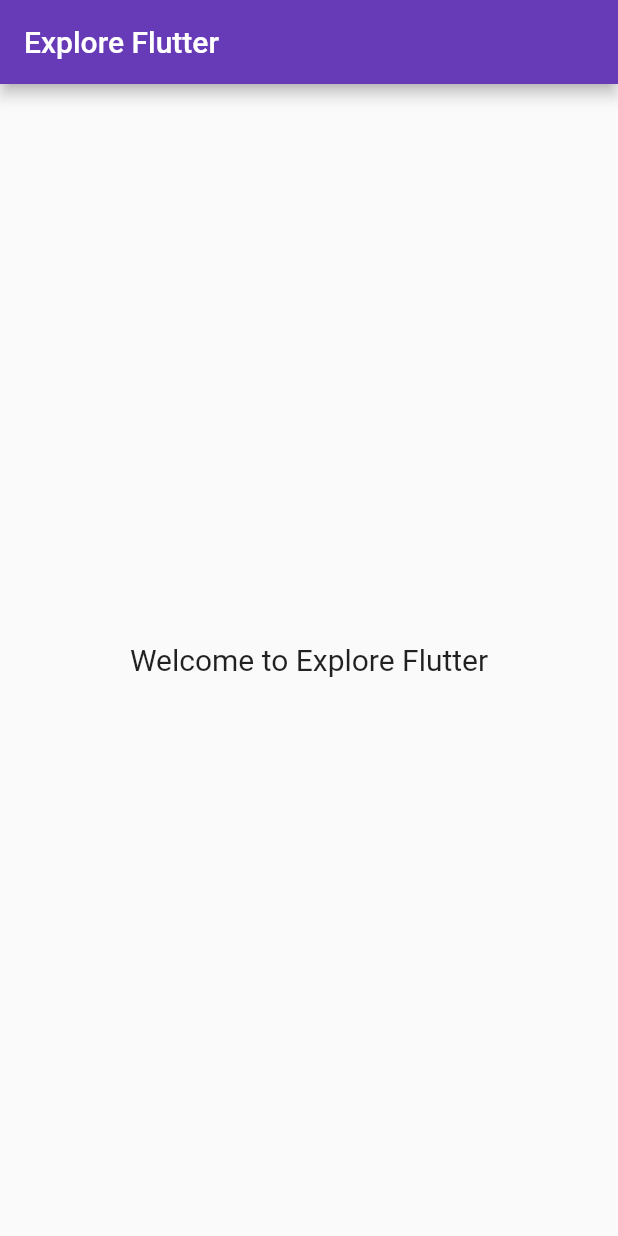
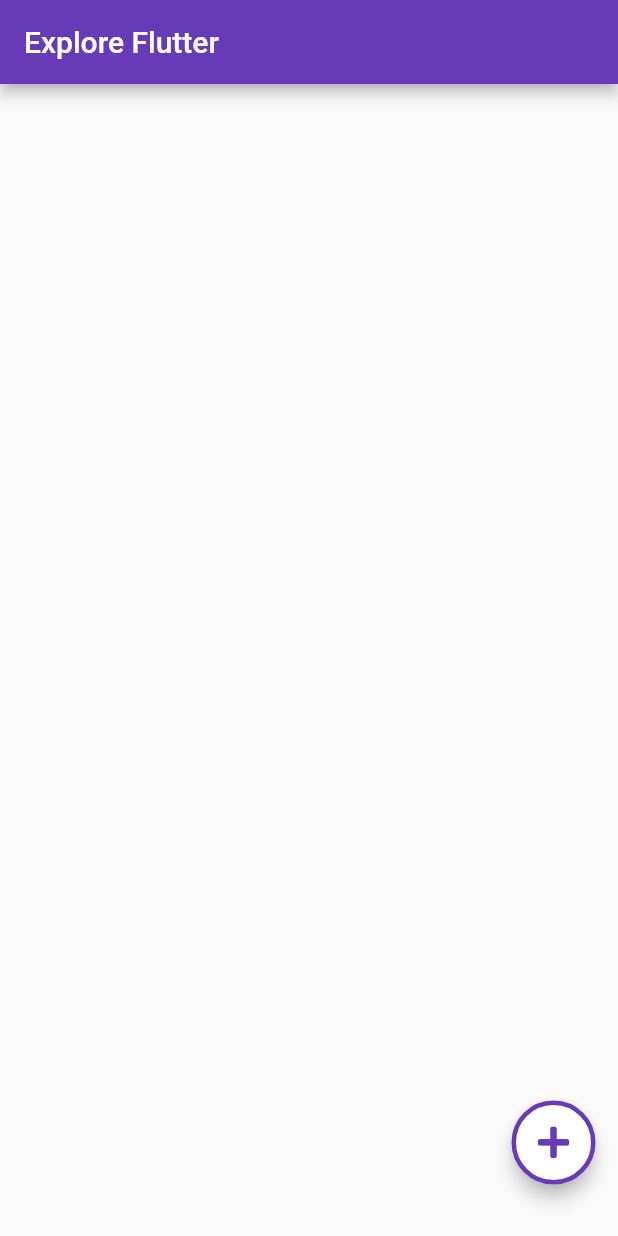
Before and after one commit to PrabodhaNirmani/Explore-Flutter, a Flutter app: the screen it shows after launch, on a phone screen of 412 x 824 dp. Run offline on Flutter 3.47's test engine with Material 2 defaults, Android fonts, the phone set to English and light mode, and no system bars; our stand-ins replace font_awesome_flutter.

Commit message:
integrated fab menu to the floating action button in the main user interface

```diff
--- /dev/null
+++ b/lib/fab_menu/fab_menu.dart
@@ -0,0 +1,232 @@
+import 'package:flutter/cupertino.dart';
+import 'package:flutter/material.dart';
+
+typedef void OnFabMenuItemPressed();
+
+class FabMenu extends StatefulWidget {
+  const FabMenu(this._fabMiniMenuItemList, this._fabColor, this._fabIconColor,this._fabIcon,  this._fabIconReversed, this._elevation,  this._overlayColor, this._overlayOpacity );
+
+  final List<FabMenuButton> _fabMiniMenuItemList;
+  final IconData _fabIcon;
+  final IconData _fabIconReversed;
+  final Color _fabColor;
+  final Color _fabIconColor;
+  final double _elevation;
+  final double _overlayOpacity;
+  final Color _overlayColor;
+
+  @override
+  FabMenuState createState() => new FabMenuState(
+      _fabMiniMenuItemList);
+}
+
+class FabMenuState extends State<FabMenu> with TickerProviderStateMixin {
+  FabMenuState(this._fabMiniMenuItemList);
+
+  bool _isTapped = true;
+  final List<FabMenuButton> _fabMiniMenuItemList;
+  List<FabMenuItemWidget> _fabMenuItems;
+
+  AnimationController _controller;
+
+  @override
+  void initState() {
+    _controller = new AnimationController(
+      vsync: this,
+      duration: const Duration(milliseconds: 180),
+    );
+    _controller.reverse();
+    setFabMenu(this._fabMiniMenuItemList);
+    super.initState();
+  }
+
+  void setFabMenu(List<FabMenuButton> fabMenuList) {
+    List<FabMenuItemWidget> fabMenuItems = new List();
+    for (int i = 0; i < _fabMiniMenuItemList.length; i++) {
+      fabMenuItems.add(new FabMenuItemWidget(
+        text: _fabMiniMenuItemList[i].text,
+        icon: _fabMiniMenuItemList[i].icon,
+        index: i,
+        onPressed: _fabMiniMenuItemList[i].onPressed,
+        textColor: _fabMiniMenuItemList[i].textColor,
+        fabColor: _fabMiniMenuItemList[i].fabColor,
+        controller: _controller,
+        itemCount: _fabMiniMenuItemList.length,
+      ));
+    }
+    this._fabMenuItems = fabMenuItems;
+  }
+
+  void _onTapped() {
+    setState(() {
+      if (_isTapped) {
+        _controller.forward();
+      } else {
+        _controller.reverse();
+      }
+      _isTapped = ! _isTapped;
+    });
+  }
+
+  Widget _renderOverlay() {
+    return Positioned(
+      right: -16.0,
+      bottom: -16.0,
+      top: !_isTapped ? 0.0 : null,
+      left: !_isTapped ? 0.0 : null,
+      child: GestureDetector(
+        onTap: _onTapped,
+        child:Container(color: widget._overlayColor.withOpacity(widget._overlayOpacity)),
+      ),
+    );
+  }
+
+  Widget _renderButtons(){
+    return new Container  (
+        margin: new EdgeInsets.symmetric(vertical: 10.0, horizontal: 10.0),
+        child: new Column(
+          mainAxisAlignment: MainAxisAlignment.end,
+          children: <Widget>[
+            new Column(
+              mainAxisAlignment: MainAxisAlignment.end,
+              children: _fabMenuItems,
+            ),
+            new Row(
+              mainAxisAlignment: MainAxisAlignment.end,
+              children: <Widget>[
+                new FloatingActionButton(
+                    child: !_isTapped ? Icon(widget._fabIconReversed,color: Colors.white,)
+                        : Icon(widget._fabIcon,color: widget._fabIconColor,),
+                    elevation: widget._elevation,
+                    mini: !_isTapped,
+                    backgroundColor: !_isTapped ? Colors.transparent : widget._fabColor,
+                    shape: CircleBorder(side: BorderSide(color: !_isTapped ? Colors.white : widget._fabIconColor, width: 3.0)),
+                    onPressed: _onTapped)
+              ],
+            ),
+          ],
+        ));
+  }
+  @override
+  Widget build(BuildContext context) {
+    final children = [
+      !_isTapped ? _renderOverlay() : Container(),
+      _renderButtons(),
+    ];
+    return Stack(
+      alignment: Alignment.bottomRight,
+      fit: StackFit.expand,
+      overflow: Overflow.visible,
+      children: children,
+    );
+  }
+}
+
+class FabMenuButton {
+  double elevation;
+  String text;
+  Icon icon;
+  Color fabColor;
+  Color textColor;
+  OnFabMenuItemPressed onPressed;
+  bool hideOnClick;
+
+  FabMenuButton.withText(
+      this.icon,
+      this.fabColor,
+      this.elevation,
+      this.onPressed,
+      this.text,
+      this.textColor,
+      this.hideOnClick);
+}
+
+class FabMenuItemWidget extends StatelessWidget {
+  const FabMenuItemWidget({Key key,
+    this.elevation,
+    this.text,
+    this.icon,
+    this.fabColor,
+    this.textColor,
+    this.index,
+    this.controller,
+    this.onPressed,
+    this.itemCount})
+      : super(key: key);
+  final double elevation;
+  final String text;
+  final Icon icon;
+  final Color fabColor;
+  final Color textColor;
+  final int index;
+  final int itemCount;
+  final OnFabMenuItemPressed onPressed;
+  final AnimationController controller;
+
+  Widget _buildAnimation(BuildContext context, Widget child) {
+    return new Container(
+      child: new Row(
+        mainAxisAlignment: MainAxisAlignment.end,
+        children: <Widget>[
+          new Container(
+            margin: new EdgeInsets.symmetric(horizontal: 8.0),
+            child: new ScaleTransition(
+              scale: new CurvedAnimation(
+                parent: controller,
+                curve: new Interval(((index + 1) / 10), 1.0,
+                    curve: Curves.linear),
+              ),
+              child: _getChip(),
+            ),
+          ),
+          new ScaleTransition(
+            scale: new CurvedAnimation(
+              parent: controller,
+              curve: new Interval(((index + 1) / 10), 1.0,
+                  curve: Curves.linear),
+            ),
+            child: _getFloatingActionButton(),
+          )
+        ],
+      ),
+    );
+  }
+
+  Widget _getChip() {
+    return Text(
+      text,
+      textAlign: TextAlign.center,
+      overflow: TextOverflow.ellipsis,
+      style:
+      new TextStyle(color: textColor, fontWeight: FontWeight.bold),
+    );
+  }
+
+  Widget _getFloatingActionButton() {
+    return new FloatingActionButton(
+        elevation: elevation,
+        backgroundColor: fabColor,
+        child: icon,
+        shape: CircleBorder(side: BorderSide(color: textColor, width: 3.0)),
+        heroTag: "$index",
+        onPressed: () {
+          onPressed();
+        });
+  }
+
+  @override
+  Widget build(BuildContext context) {
+    return new Container(
+      margin: new EdgeInsets.symmetric(vertical: 5.0),
+      child: new Row(
+        mainAxisAlignment: MainAxisAlignment.end,
+        children: <Widget>[
+          new AnimatedBuilder(
+            builder: _buildAnimation,
+            animation: controller,
+          ),
+        ],
+      ),
+    );
+  }
+}
--- a/lib/main.dart
+++ b/lib/main.dart
@@ -1,4 +1,6 @@
 import 'package:flutter/material.dart';
+import 'fab_menu/fab_menu.dart';
+import 'package:font_awesome_flutter/font_awesome_flutter.dart';
 
 void main() => runApp(MyApp());
 
@@ -27,9 +29,19 @@ class MyHomePage extends StatefulWidget {
 
 class _MyHomePageState extends State<MyHomePage> {
 
+  final _minimumPadding = 5.0;
+  static double _height;
+  static double _width;
+
+  @override
+  void initState() {
+    super.initState();
+  }
+
   @override
   Widget build(BuildContext context) {
-
+    _height = MediaQuery.of(context).size.height;
+    _width = MediaQuery.of(context).size.width;
     return Scaffold(
       appBar: AppBar(
         title: Text(widget.title),
@@ -38,10 +50,51 @@ class _MyHomePageState extends State<MyHomePage> {
         child: Column(
           mainAxisAlignment: MainAxisAlignment.center,
           children: <Widget>[
-            Text(
-              'Welcome to Explore Flutter',
-              style: TextStyle(fontSize: 20),
-            ),
+            Container(
+              height: _height*0.885,
+              child:Align(
+                alignment: Alignment.bottomRight,
+                child:Padding(
+                  padding: EdgeInsets.only(right:_minimumPadding, bottom: _minimumPadding),
+                  child:new FabMenu(
+                      [
+                        new FabMenuButton.withText(
+                            new Icon(FontAwesomeIcons.user,color: Colors.white,),
+                            Colors.transparent,
+                            5.0,
+                            (){print ("tapped on add name");},
+                            "ADD NAME",
+                            Colors.white,
+                            false
+                        ),
+                        new FabMenuButton.withText(
+                            new Icon(FontAwesomeIcons.calendar,color: Colors.white,),
+                            Colors.transparent,
+                            5.0,
+                            (){print ("tapped on add name");},
+                            "ADD BIRTHDAY",
+                            Colors.white,
+                            false
+                        ),
+                        new FabMenuButton.withText(
+                            new Icon(FontAwesomeIcons.phone ,color: Colors.white,),
+                            Colors.transparent,
+                            5.0,
+                            (){print ("tapped on add name");},
+                            "ADD PHONE NUMBER",
+                            Colors.white,
+                            false
+                        ),
+                      ],
+                      Colors.white,
+                      Colors.deepPurple,
+                      FontAwesomeIcons.plus,
+                      FontAwesomeIcons.minus,
+                      5.0,
+                      Colors.black,
+                      0.7
+                  ),
+                ),),),
           ],
         ),
       ),
--- a/pubspec.yaml
+++ b/pubspec.yaml
@@ -19,7 +19,7 @@ environment:
 dependencies:
   flutter:
     sdk: flutter
-
+  font_awesome_flutter: 8.4.0
   # The following adds the Cupertino Icons font to your application.
   # Use with the CupertinoIcons class for iOS style icons.
   cupertino_icons: ^0.1.2
```
Also changed, not shown: pubspec.lock.
